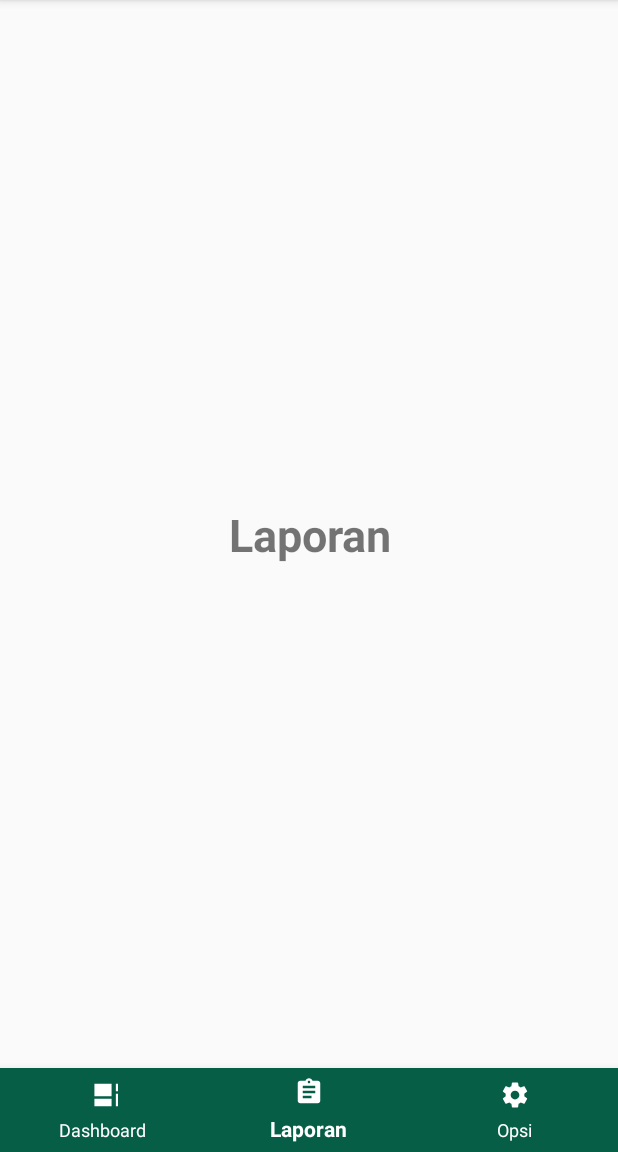
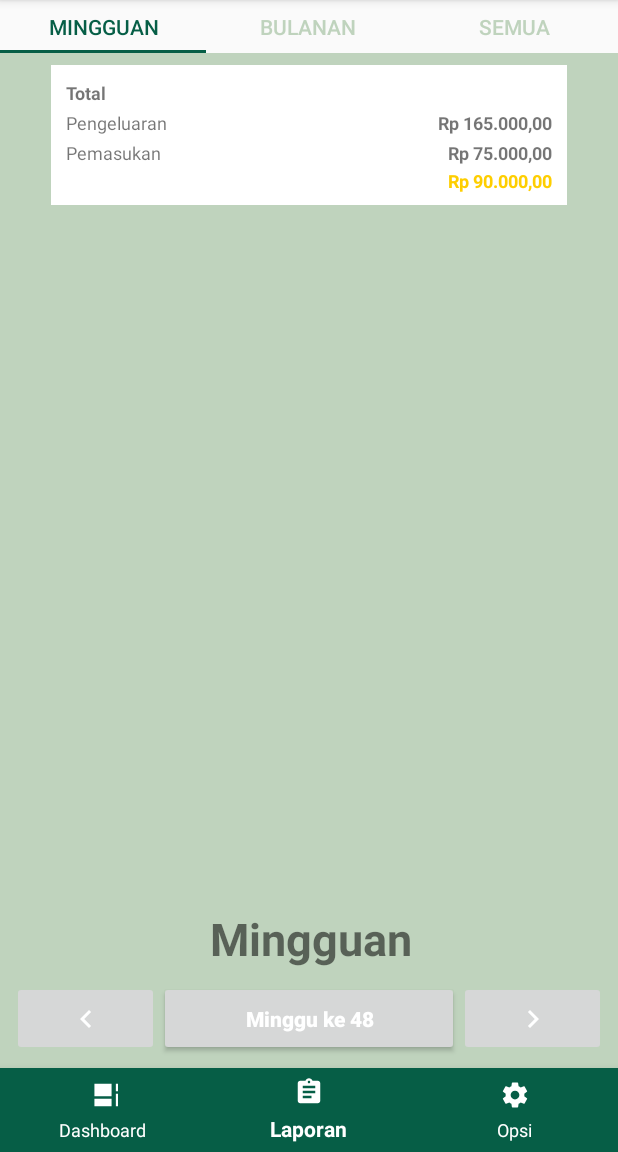
Before and after one commit to GusnaIkhsan/PELUANG, an Android app: the screen it shows after launch (MainActivity), item 2 of the bottom bar chosen, on a phone screen of 412 x 824 dp, the part 84-1236 px from its top. Run offline under Robolectric (Android 15) with nearby library versions, the phone set to English and light mode, and no system bars.

Commit message:
Building report fragment

```diff
--- a/app/src/main/java/com/gusnavanila/peluang/DashboardFragment.java
+++ b/app/src/main/java/com/gusnavanila/peluang/DashboardFragment.java
@@ -1,6 +1,7 @@
 package com.gusnavanila.peluang;
 
-import android.app.Fragment;
+import android.support.v4.app.Fragment;
+//import android.app.Fragment;
 import android.os.Bundle;
 import android.support.annotation.Nullable;
 import android.view.LayoutInflater;
--- /dev/null
+++ b/app/src/main/java/com/gusnavanila/peluang/FragmentReport/AllReportFragment.java
@@ -0,0 +1,20 @@
+package com.gusnavanila.peluang.FragmentReport;
+
+import android.os.Bundle;
+import android.support.annotation.NonNull;
+import android.support.annotation.Nullable;
+import android.support.v4.app.Fragment;
+import android.view.LayoutInflater;
+import android.view.View;
+import android.view.ViewGroup;
+
+import com.gusnavanila.peluang.R;
+
+public class AllReportFragment extends Fragment {
+    @Nullable
+    @Override
+    public View onCreateView(@NonNull LayoutInflater inflater, @Nullable ViewGroup container, @Nullable Bundle savedInstanceState) {
+        View rootView = inflater.inflate(R.layout.fragment_allreport, container, false);
+        return rootView;
+    }
+}
--- /dev/null
+++ b/app/src/main/java/com/gusnavanila/peluang/FragmentReport/MonthFragment.java
@@ -0,0 +1,20 @@
+package com.gusnavanila.peluang.FragmentReport;
+
+import android.os.Bundle;
+import android.support.annotation.NonNull;
+import android.support.annotation.Nullable;
+import android.support.v4.app.Fragment;
+import android.view.LayoutInflater;
+import android.view.View;
+import android.view.ViewGroup;
+
+import com.gusnavanila.peluang.R;
+
+public class MonthFragment extends Fragment {
+    @Nullable
+    @Override
+    public View onCreateView(@NonNull LayoutInflater inflater, @Nullable ViewGroup container, @Nullable Bundle savedInstanceState) {
+        View rootView = inflater.inflate(R.layout.fragment_month, container, false);
+        return rootView;
+    }
+}
--- /dev/null
+++ b/app/src/main/java/com/gusnavanila/peluang/FragmentReport/WeekFragment.java
@@ -0,0 +1,20 @@
+package com.gusnavanila.peluang.FragmentReport;
+
+import android.os.Bundle;
+import android.support.annotation.NonNull;
+import android.support.annotation.Nullable;
+import android.support.v4.app.Fragment;
+import android.view.LayoutInflater;
+import android.view.View;
+import android.view.ViewGroup;
+
+import com.gusnavanila.peluang.R;
+
+public class WeekFragment extends Fragment {
+    @Nullable
+    @Override
+    public View onCreateView(@NonNull LayoutInflater inflater, @Nullable ViewGroup container, @Nullable Bundle savedInstanceState) {
+        View rootView = inflater.inflate(R.layout.fragment_week, container, false);
+        return rootView;
+    }
+}
--- a/app/src/main/java/com/gusnavanila/peluang/MainActivity.java
+++ b/app/src/main/java/com/gusnavanila/peluang/MainActivity.java
@@ -1,6 +1,7 @@
 package com.gusnavanila.peluang;
 
-import android.app.Fragment;
+import android.support.v4.app.Fragment;
+//import android.app.Fragment;
 import android.os.Bundle;
 import android.support.annotation.NonNull;
 import android.support.design.widget.BottomNavigationView;
@@ -21,7 +22,7 @@ public class MainActivity extends AppCompatActivity implements BottomNavigationV
 
     private boolean loadFragment(Fragment fragment) {
         if (fragment != null) {
-            getFragmentManager().beginTransaction().replace(R.id.fragment_container, fragment).commit();
+            getSupportFragmentManager().beginTransaction().replace(R.id.fragment_container, fragment).commit();
             return true;
         }
         return false;
--- a/app/src/main/java/com/gusnavanila/peluang/PreferencesFragment.java
+++ b/app/src/main/java/com/gusnavanila/peluang/PreferencesFragment.java
@@ -1,6 +1,7 @@
 package com.gusnavanila.peluang;
 
-import android.app.Fragment;
+//import android.app.Fragment;
+import android.support.v4.app.Fragment;
 import android.os.Bundle;
 import android.support.annotation.Nullable;
 import android.view.LayoutInflater;
--- a/app/src/main/java/com/gusnavanila/peluang/ReportFragment.java
+++ b/app/src/main/java/com/gusnavanila/peluang/ReportFragment.java
@@ -1,16 +1,86 @@
 package com.gusnavanila.peluang;
 
-import android.app.Fragment;
+import android.net.Uri;
+//import android.app.Fragment;
+import android.support.v4.app.Fragment;
 import android.os.Bundle;
 import android.support.annotation.Nullable;
+import android.support.design.widget.TabLayout;
+import android.support.v4.app.FragmentManager;
+import android.support.v4.app.FragmentPagerAdapter;
+import android.support.v4.app.FragmentStatePagerAdapter;
+import android.support.v4.view.ViewPager;
 import android.view.LayoutInflater;
 import android.view.View;
 import android.view.ViewGroup;
 
+import com.gusnavanila.peluang.FragmentReport.AllReportFragment;
+import com.gusnavanila.peluang.FragmentReport.MonthFragment;
+import com.gusnavanila.peluang.FragmentReport.WeekFragment;
+
 public class ReportFragment extends Fragment {
-    @Nullable
+    private TabLayout tabLayout;
+
     @Override
-    public View onCreateView(LayoutInflater inflater, @Nullable ViewGroup container, Bundle savedInstanceState) {
-        return inflater.inflate(R.layout.fragment_report, container, false);
+    public View onCreateView(LayoutInflater inflater, ViewGroup container, Bundle savedInstanceState) {
+        View rootView = inflater.inflate(R.layout.fragment_report, container, false);
+        this.tabLayout = rootView.findViewById(R.id.tabLayout);
+
+        final ViewPager viewPager = rootView.findViewById(R.id.viewPager);
+        final MyViewPageAdapter adapter = new MyViewPageAdapter(getFragmentManager(),tabLayout.getTabCount());
+
+        viewPager.setAdapter(adapter);
+        viewPager.setOnPageChangeListener(new TabLayout.TabLayoutOnPageChangeListener(tabLayout));
+
+        tabLayout.setOnTabSelectedListener(new TabLayout.OnTabSelectedListener() {
+            @Override
+            public void onTabSelected(TabLayout.Tab tab) {
+                viewPager.setCurrentItem(tab.getPosition());
+            }
+
+            @Override
+            public void onTabUnselected(TabLayout.Tab tab) {
+
+            }
+
+            @Override
+            public void onTabReselected(TabLayout.Tab tab) {
+
+            }
+        });
+
+        return rootView;
+    }
+
+    public class MyViewPageAdapter extends FragmentStatePagerAdapter {
+        int tabCounter;
+
+        public MyViewPageAdapter(FragmentManager fm, int tabCounter) {
+            super(fm);
+            this.tabCounter = tabCounter;
+        }
+
+
+        @Override
+        public Fragment getItem(int position) {
+            switch (position) {
+                case 0:
+                    WeekFragment weekFragment = new WeekFragment();
+                    return weekFragment;
+                case 1:
+                    MonthFragment monthFragment = new MonthFragment();
+                    return monthFragment;
+                case 2:
+                    AllReportFragment allReportFragment = new AllReportFragment();
+                    return allReportFragment;
+                default:
+                    return null;
+            }
+        }
+
+        @Override
+        public int getCount() {
+            return this.tabCounter;
+        }
     }
 }
--- /dev/null
+++ b/app/src/main/res/drawable/ic_next.xml
@@ -0,0 +1,9 @@
+<vector xmlns:android="http://schemas.android.com/apk/res/android"
+        android:width="24dp"
+        android:height="24dp"
+        android:viewportWidth="24.0"
+        android:viewportHeight="24.0">
+    <path
+        android:fillColor="#FF000000"
+        android:pathData="M10,6L8.59,7.41 13.17,12l-4.58,4.59L10,18l6,-6z"/>
+</vector>
--- /dev/null
+++ b/app/src/main/res/drawable/ic_prev.xml
@@ -0,0 +1,9 @@
+<vector xmlns:android="http://schemas.android.com/apk/res/android"
+        android:width="24dp"
+        android:height="24dp"
+        android:viewportWidth="24.0"
+        android:viewportHeight="24.0">
+    <path
+        android:fillColor="#FF000000"
+        android:pathData="M15.41,7.41L14,6l-6,6 6,6 1.41,-1.41L10.83,12z"/>
+</vector>
--- /dev/null
+++ b/app/src/main/res/layout/fragment_allreport.xml
@@ -0,0 +1,26 @@
+<?xml version="1.0" encoding="utf-8"?>
+<android.support.constraint.ConstraintLayout
+    xmlns:android="http://schemas.android.com/apk/res/android"
+    xmlns:app="http://schemas.android.com/apk/res-auto"
+    xmlns:tools="http://schemas.android.com/tools"
+    android:layout_width="match_parent"
+    android:layout_height="match_parent">
+
+    <TextView
+        android:id="@+id/textAllReport"
+        android:layout_width="wrap_content"
+        android:layout_height="wrap_content"
+        android:layout_marginBottom="235dp"
+        android:layout_marginEnd="151dp"
+        android:layout_marginLeft="153dp"
+        android:layout_marginRight="151dp"
+        android:layout_marginStart="153dp"
+        android:layout_marginTop="235dp"
+        android:text="Semua Laporan"
+        android:textSize="30sp"
+        android:textStyle="bold"
+        app:layout_constraintBottom_toBottomOf="parent"
+        app:layout_constraintEnd_toEndOf="parent"
+        app:layout_constraintStart_toStartOf="parent"
+        app:layout_constraintTop_toTopOf="parent" />
+</android.support.constraint.ConstraintLayout>
--- /dev/null
+++ b/app/src/main/res/layout/fragment_month.xml
@@ -0,0 +1,26 @@
+<?xml version="1.0" encoding="utf-8"?>
+<android.support.constraint.ConstraintLayout
+    xmlns:android="http://schemas.android.com/apk/res/android"
+    xmlns:app="http://schemas.android.com/apk/res-auto"
+    xmlns:tools="http://schemas.android.com/tools"
+    android:layout_width="match_parent"
+    android:layout_height="match_parent">
+
+    <TextView
+        android:id="@+id/textBulanan"
+        android:layout_width="wrap_content"
+        android:layout_height="wrap_content"
+        android:layout_marginBottom="235dp"
+        android:layout_marginEnd="151dp"
+        android:layout_marginLeft="153dp"
+        android:layout_marginRight="151dp"
+        android:layout_marginStart="153dp"
+        android:layout_marginTop="235dp"
+        android:text="Bulanan"
+        android:textSize="30sp"
+        android:textStyle="bold"
+        app:layout_constraintBottom_toBottomOf="parent"
+        app:layout_constraintEnd_toEndOf="parent"
+        app:layout_constraintStart_toStartOf="parent"
+        app:layout_constraintTop_toTopOf="parent" />
+</android.support.constraint.ConstraintLayout>
--- a/app/src/main/res/layout/fragment_report.xml
+++ b/app/src/main/res/layout/fragment_report.xml
@@ -6,21 +6,42 @@
     android:layout_width="match_parent"
     android:layout_height="match_parent">
 
-    <TextView
-        android:id="@+id/textView"
-        android:layout_width="wrap_content"
-        android:layout_height="wrap_content"
-        android:layout_marginBottom="235dp"
-        android:layout_marginEnd="151dp"
-        android:layout_marginLeft="153dp"
-        android:layout_marginRight="151dp"
-        android:layout_marginStart="153dp"
-        android:layout_marginTop="235dp"
-        android:text="Laporan"
-        android:textSize="30sp"
-        android:textStyle="bold"
+    <android.support.design.widget.TabLayout
+        android:id="@+id/tabLayout"
+        android:layout_width="match_parent"
+        android:layout_height="35dp"
+        app:tabMode="fixed"
+        app:tabIndicatorColor="@color/colorPrimary"
+        app:tabTextColor="@color/colorBackground"
+        app:tabSelectedTextColor="@color/colorPrimary"
+        app:layout_constraintEnd_toEndOf="parent"
+        app:layout_constraintStart_toStartOf="parent"
+        app:layout_constraintTop_toTopOf="parent">
+
+        <android.support.design.widget.TabItem
+            android:layout_width="wrap_content"
+            android:layout_height="wrap_content"
+            android:text="Mingguan" />
+
+        <android.support.design.widget.TabItem
+            android:layout_width="wrap_content"
+            android:layout_height="wrap_content"
+            android:text="Bulanan" />
+
+        <android.support.design.widget.TabItem
+            android:layout_width="wrap_content"
+            android:layout_height="wrap_content"
+            android:text="Semua" />
+    </android.support.design.widget.TabLayout>
+
+    <android.support.v4.view.ViewPager
+        android:id="@+id/viewPager"
+        android:layout_width="0dp"
+        android:layout_height="0dp"
         app:layout_constraintBottom_toBottomOf="parent"
         app:layout_constraintEnd_toEndOf="parent"
         app:layout_constraintStart_toStartOf="parent"
-        app:layout_constraintTop_toTopOf="parent" />
+        app:layout_constraintTop_toBottomOf="@+id/tabLayout" />
+
+
 </android.support.constraint.ConstraintLayout>
--- /dev/null
+++ b/app/src/main/res/layout/fragment_week.xml
@@ -0,0 +1,156 @@
+<?xml version="1.0" encoding="utf-8"?>
+<android.support.constraint.ConstraintLayout xmlns:android="http://schemas.android.com/apk/res/android"
+    xmlns:app="http://schemas.android.com/apk/res-auto"
+    xmlns:tools="http://schemas.android.com/tools"
+    android:layout_width="match_parent"
+    android:layout_height="match_parent"
+    android:background="@color/colorBackground">
+
+    <TextView
+        android:id="@+id/textMingguan"
+        android:layout_width="wrap_content"
+        android:layout_height="wrap_content"
+        android:layout_marginStart="153dp"
+        android:layout_marginEnd="151dp"
+        android:layout_marginBottom="8dp"
+        android:text="Mingguan"
+        android:textSize="30sp"
+        android:textStyle="bold"
+        app:layout_constraintBottom_toTopOf="@+id/buttonDate"
+        app:layout_constraintEnd_toEndOf="parent"
+        app:layout_constraintStart_toStartOf="parent" />
+
+    <Button
+        android:id="@+id/buttonDate"
+        android:layout_width="200dp"
+        android:layout_height="50dp"
+        android:layout_marginBottom="8dp"
+        android:text="Minggu ke 48"
+        android:textAllCaps="false"
+        android:textSize="14sp"
+        android:textStyle="bold"
+        app:layout_constraintBottom_toBottomOf="parent"
+        app:layout_constraintEnd_toStartOf="@+id/buttonNext"
+        app:layout_constraintHorizontal_bias="0.5"
+        app:layout_constraintStart_toEndOf="@+id/buttonPrev" />
+
+    <ImageButton
+        android:id="@+id/buttonPrev"
+        android:layout_width="0dp"
+        android:layout_height="50dp"
+        android:layout_marginStart="8dp"
+        android:layout_marginBottom="8dp"
+        android:tint="@color/white"
+        app:layout_constraintBottom_toBottomOf="parent"
+        app:layout_constraintEnd_toStartOf="@+id/buttonDate"
+        app:layout_constraintHorizontal_bias="0.5"
+        app:layout_constraintStart_toStartOf="parent"
+        android:src="@drawable/ic_prev" />
+
+    <ImageButton
+        android:id="@+id/buttonNext"
+        android:layout_width="0dp"
+        android:layout_height="50dp"
+        android:layout_marginEnd="8dp"
+        android:layout_marginBottom="8dp"
+        android:tint="@color/white"
+        app:layout_constraintBottom_toBottomOf="parent"
+        app:layout_constraintEnd_toEndOf="parent"
+        app:layout_constraintHorizontal_bias="0.5"
+        app:layout_constraintStart_toEndOf="@+id/buttonDate"
+        android:src="@drawable/ic_next" />
+
+    <android.support.constraint.ConstraintLayout
+        android:id="@+id/layoutTotal"
+        android:layout_width="344dp"
+        android:layout_height="93dp"
+        android:layout_marginStart="8dp"
+        android:layout_marginTop="8dp"
+        android:layout_marginEnd="8dp"
+        android:background="@color/white"
+        app:layout_constraintEnd_toEndOf="parent"
+        app:layout_constraintStart_toStartOf="parent"
+        app:layout_constraintTop_toTopOf="parent">
+
+        <TextView
+            android:id="@+id/textView3"
+            android:layout_width="wrap_content"
+            android:layout_height="wrap_content"
+            android:layout_marginStart="10dp"
+            android:layout_marginTop="10dp"
+            android:text="Total"
+            android:textSize="12sp"
+            android:textStyle="bold"
+            app:layout_constraintStart_toStartOf="parent"
+            app:layout_constraintTop_toTopOf="parent" />
+
+        <TextView
+            android:id="@+id/textView4"
+            android:layout_width="wrap_content"
+            android:layout_height="wrap_content"
+            android:layout_marginStart="10dp"
+            android:layout_marginTop="3dp"
+            android:text="Pengeluaran"
+            android:textSize="12sp"
+            app:layout_constraintStart_toStartOf="parent"
+            app:layout_constraintTop_toBottomOf="@+id/textView3" />
+
+        <TextView
+            android:id="@+id/textView5"
+            android:layout_width="wrap_content"
+            android:layout_height="wrap_content"
+            android:layout_marginStart="10dp"
+            android:layout_marginTop="3dp"
+            android:text="Pemasukan"
+            android:textSize="12sp"
+            app:layout_constraintStart_toStartOf="parent"
+            app:layout_constraintTop_toBottomOf="@+id/textView4" />
+
+        <TextView
+            android:id="@+id/textView6"
+            android:layout_width="wrap_content"
+            android:layout_height="wrap_content"
+            android:layout_marginTop="3dp"
+            android:layout_marginEnd="10dp"
+            android:text="Rp 165.000,00"
+            android:textAlignment="textEnd"
+            android:textSize="12sp"
+            android:textStyle="bold"
+            app:layout_constraintEnd_toEndOf="parent"
+            app:layout_constraintHorizontal_bias="1.0"
+            app:layout_constraintStart_toEndOf="@+id/textView4"
+            app:layout_constraintTop_toBottomOf="@+id/textView3" />
+
+        <TextView
+            android:id="@+id/textView7"
+            android:layout_width="wrap_content"
+            android:layout_height="wrap_content"
+            android:layout_marginTop="3dp"
+            android:layout_marginEnd="10dp"
+            android:text="Rp 75.000,00"
+            android:textAlignment="textEnd"
+            android:textSize="12sp"
+            android:textStyle="bold"
+            app:layout_constraintEnd_toEndOf="parent"
+            app:layout_constraintHorizontal_bias="1.0"
+            app:layout_constraintStart_toEndOf="@+id/textView5"
+            app:layout_constraintTop_toBottomOf="@+id/textView6" />
+
+        <TextView
+            android:id="@+id/textView8"
+            android:layout_width="wrap_content"
+            android:layout_height="wrap_content"
+            android:layout_marginTop="3dp"
+            android:layout_marginEnd="10dp"
+            android:layout_marginBottom="10dp"
+            android:text="Rp 90.000,00"
+            android:textAlignment="textEnd"
+            android:textColor="@color/orange"
+            android:textSize="12sp"
+            android:textStyle="bold"
+            app:layout_constraintBottom_toBottomOf="parent"
+            app:layout_constraintEnd_toEndOf="parent"
+            app:layout_constraintTop_toBottomOf="@+id/textView7" />
+    </android.support.constraint.ConstraintLayout>
+
+</android.support.constraint.ConstraintLayout>
--- a/app/src/main/res/values/colors.xml
+++ b/app/src/main/res/values/colors.xml
@@ -3,4 +3,8 @@
     <color name="colorPrimary">#065e46</color>
     <color name="colorPrimaryDark">#303F9F</color>
     <color name="colorAccent">#ff4081</color>
+    <color name="colorBackground">#bfd3bd</color>
+    <color name="white">#ffffff</color>
+    <color name="orange">#fece00</color>
+    <color name="darkGreen">#1c451a</color>
 </resources>
--- a/app/src/main/res/values/strings.xml
+++ b/app/src/main/res/values/strings.xml
@@ -3,4 +3,9 @@
     <string name="title_dashboard">Dashboard</string>
     <string name="title_report">Laporan</string>
     <string name="title_preferences">Opsi</string>
+    <string name="prevLabel">\u2039</string>
+    <string name="nextLabel">\u203A</string>
+
+    <!-- TODO: Remove or change this placeholder text -->
+    <string name="hello_blank_fragment">Hello blank fragment</string>
 </resources>
```
